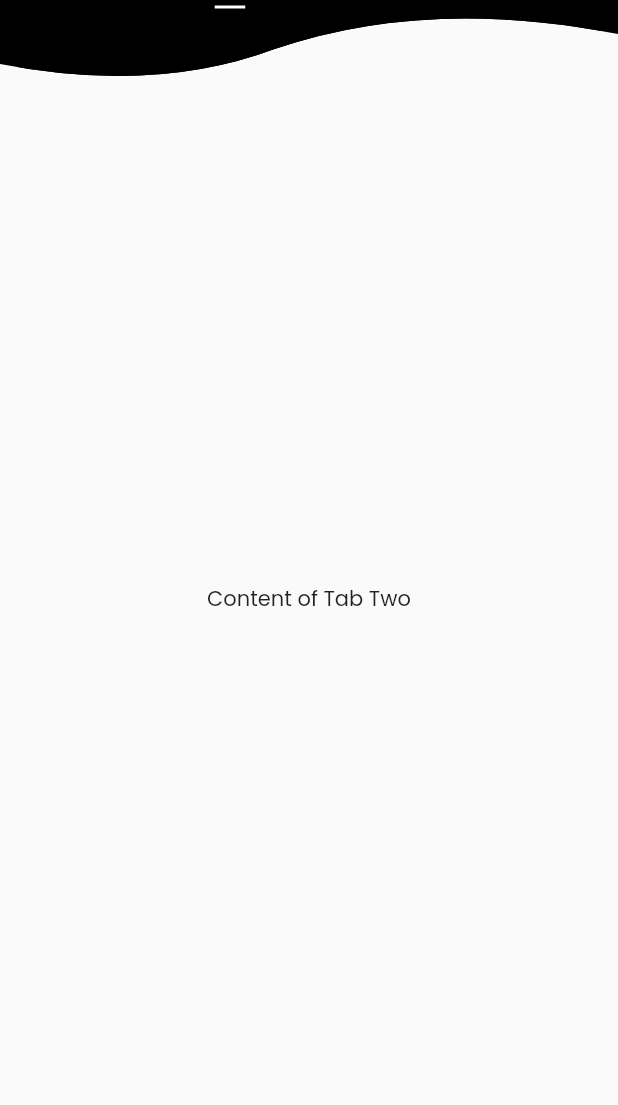
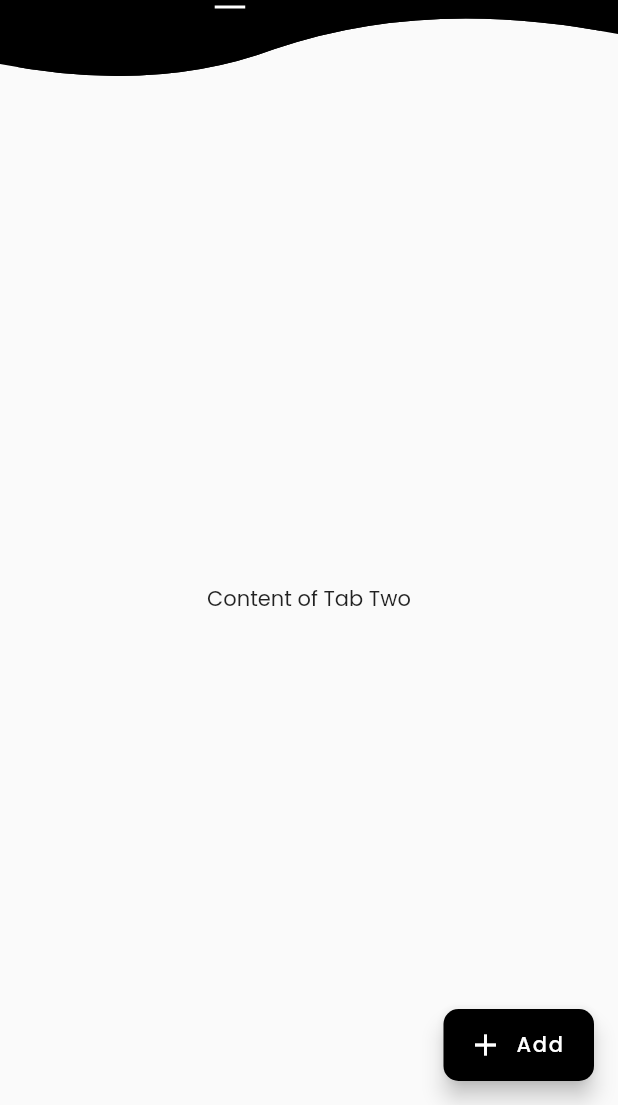
Before and after one commit to 0x006E/invento-app, a Flutter app: the screen it shows after launch, tab 2 chosen, on a phone screen of 412 x 824 dp, the part 131-1236 px from its top. Run offline on Flutter 3.47's test engine with Material 2 defaults, Android fonts, the phone set to English and light mode, and no system bars; our stand-ins replace flutter_custom_clippers, flutter_form_builder, form_builder_validators, google_fonts; Roboto replaces fonts that are missing (Questrial).

Commit message:
Add FABs

```diff
--- a/lib/main.dart
+++ b/lib/main.dart
@@ -57,6 +57,11 @@ class MyApp extends StatelessWidget {
           backgroundColor: Colors.black,
           foregroundColor: Colors.white,
         ),
+        floatingActionButtonTheme: FloatingActionButtonThemeData(
+          shape: RoundedRectangleBorder(
+            borderRadius: BorderRadius.circular(10),
+          ),
+        ),
         inputDecorationTheme: InputDecorationTheme(
           enabledBorder: OutlineInputBorder(
             borderSide: const BorderSide(color: Colors.black),
--- a/lib/screens/homepage.dart
+++ b/lib/screens/homepage.dart
@@ -1,6 +1,9 @@
 import 'package:flutter/material.dart';
 import 'package:invento/components/appbar.dart';
 import 'package:invento/screens/openingstock.dart';
+
+import '../components/modal.dart';
+import '../components/openingstockform.dart';
 
 class HomePage extends StatefulWidget {
   const HomePage({super.key});
@@ -14,11 +17,12 @@ class _HomePageState extends State<HomePage> {
   Widget build(BuildContext context) {
     return DefaultTabController(
       length: CustomAppBar.length,
-      child: const Scaffold(
-        appBar: CustomAppBar(),
-        body: Padding(
-            padding: EdgeInsets.all(32.0),
-            child: TabBarView(children: [
+      child: Scaffold(
+        appBar: const CustomAppBar(),
+        body: const Padding(
+          padding: EdgeInsets.all(32.0),
+          child: TabBarView(
+            children: [
               OpeningStockPage(),
               Center(child: Text('Content of Tab Two')),
               Center(child: Text('Content of Tab Three')),
@@ -26,7 +30,16 @@ class _HomePageState extends State<HomePage> {
               Center(child: Text('Content of Tab Five')),
               Center(child: Text('Content of Tab Six')),
               Center(child: Text('Content of Tab Seven')),
-            ])),
+            ],
+          ),
+        ),
+        floatingActionButton: FloatingActionButton.extended(
+          onPressed: () {
+            openModalBottomSheet(const OpeningStockForm(), context);
+          },
+          label: const Text("Add"),
+          icon: const Icon(Icons.add),
+        ),
       ),
     );
   }
```
